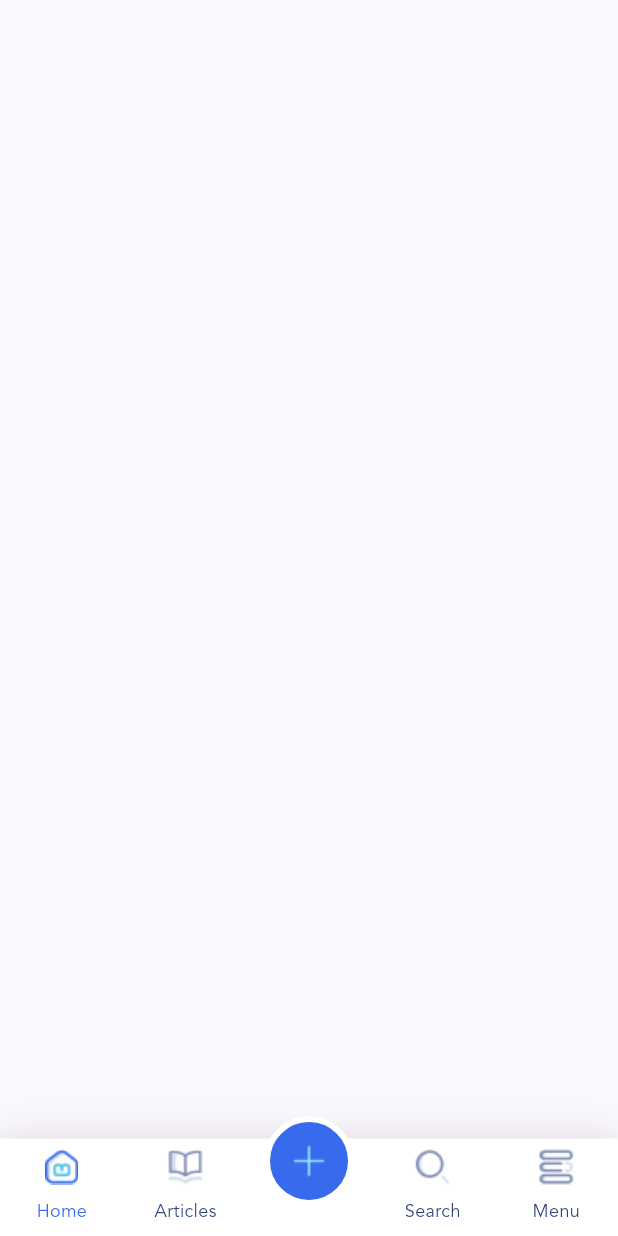
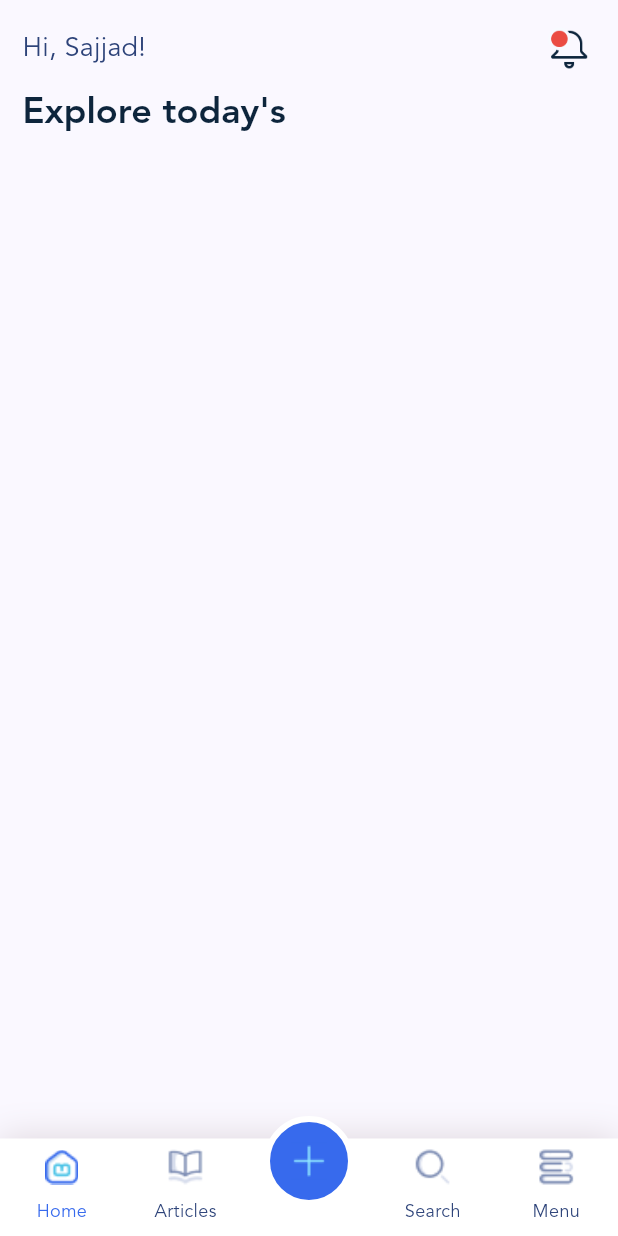
Before and after one commit to sajjadabbasi1383/BlogClub, a Flutter app: the screen it shows after launch, on a phone screen of 412 x 824 dp. Run offline on Flutter 3.47's test engine with Material 2 defaults, Android fonts, the phone set to English and light mode, and no system bars.

Commit message:
appBar Home Screen

```diff
--- a/lib/view/home_screen.dart
+++ b/lib/view/home_screen.dart
@@ -12,12 +12,22 @@ class _HomeScreenState extends State<HomeScreen> {
   Widget build(BuildContext context) {
     return SafeArea(child: Scaffold(
       body: SingleChildScrollView(
-        physics: BouncingScrollPhysics(),
+        physics: const BouncingScrollPhysics(),
         child: Padding(
-          padding: EdgeInsets.all(15),
+          padding: const EdgeInsets.all(15),
           child: Column(
             crossAxisAlignment: CrossAxisAlignment.start,
             children: [
+              Row(
+                mainAxisAlignment: MainAxisAlignment.spaceBetween,
+                children: [
+                  Text("Hi, Sajjad!",style: Theme.of(context).textTheme.titleMedium,),
+                  Image.asset("assets/img/icons/notification.png",width: 35,height: 35,),
+                ],
+              ),
+              const SizedBox(height: 10,),
+              Text("Explore today's",style: Theme.of(context).textTheme.headlineMedium,),
+              const SizedBox(height: 20,),
 
             ],
           ),
```
